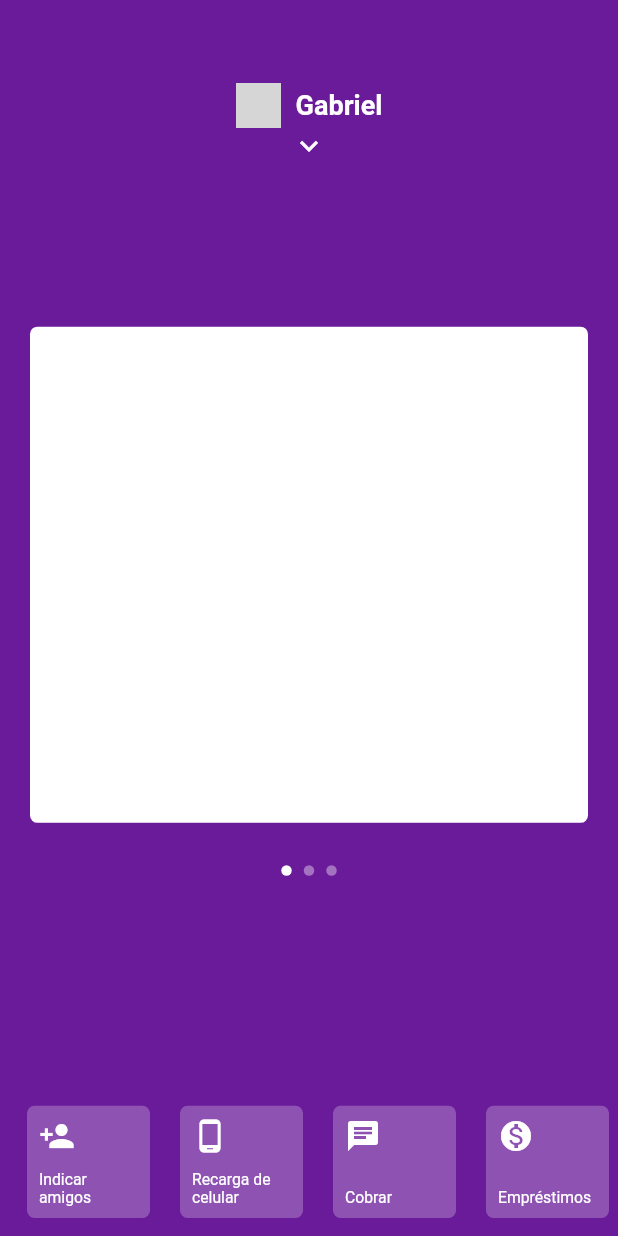
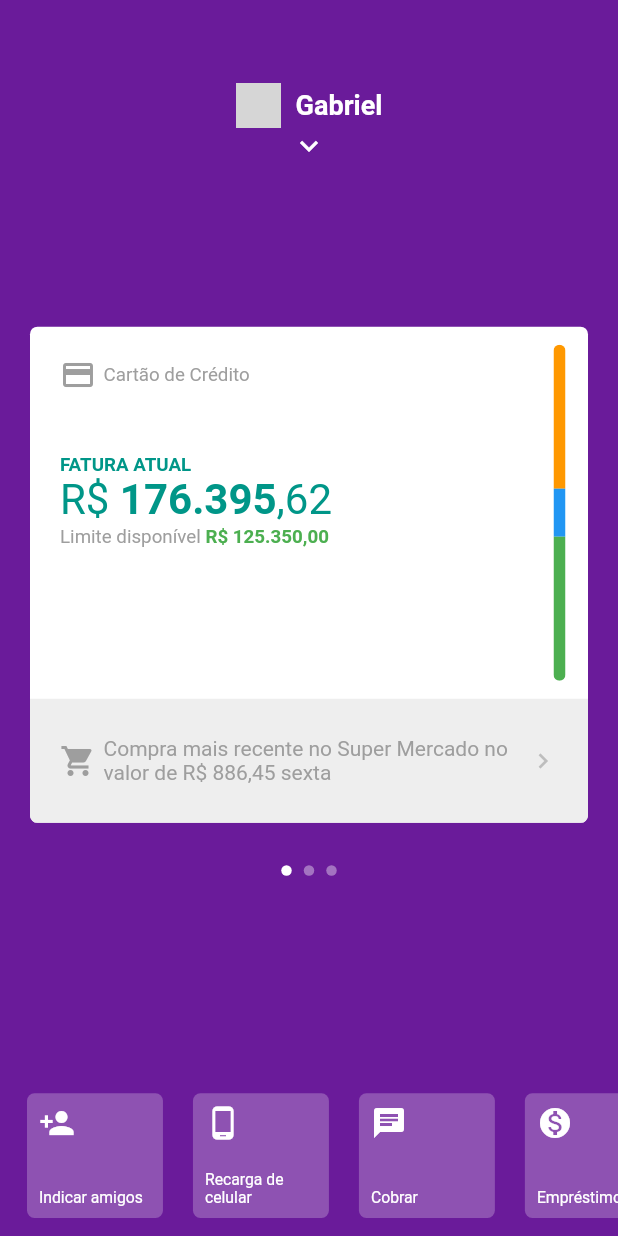
Before and after one commit to gabriel-lucas-sl/Flutter, a Flutter app: the screen it shows after launch, on a phone screen of 412 x 824 dp. Run offline on Flutter 3.47's test engine with Material 2 defaults, Android fonts, the light colour scheme and no system bars; network calls fail; grey boxes are pictures that could not be loaded.

Commit message:
adding first card

```diff
--- a/Projetos/nubank_clone/lib/pages/home/home_page.dart
+++ b/Projetos/nubank_clone/lib/pages/home/home_page.dart
@@ -1,4 +1,5 @@
 import 'package:flutter/material.dart';
+import 'package:nubank_clone/pages/home/widgets/bottom_menu.dart';
 import 'package:nubank_clone/pages/home/widgets/item_menu_bottom.dart';
 import 'package:nubank_clone/pages/home/widgets/menu_app.dart';
 import 'package:nubank_clone/pages/home/widgets/my_app_bar.dart';
@@ -47,6 +48,7 @@ class _HomePageState extends State<HomePage> {
           top: _screenHeight * .20,
           toogleMenu: _showMenu,
         ),
+        BottomMenu(showMenu: _showMenu),
         PageViewApp(
           // !_showMenu ? _screenHeight * .24 : _screenHeight * .75,
           top: _yPosition,
@@ -101,65 +103,6 @@ class _HomePageState extends State<HomePage> {
           currentIndex: _currentIndex,
           toogleMenu: _showMenu,
         ),
-        AnimatedPositioned(
-          duration: const Duration(milliseconds: 200),
-          bottom: !_showMenu ? MediaQuery.of(context).padding.bottom : 0,
-          left: 0,
-          right: 0,
-          height: _screenHeight * .12,
-          child: Padding(
-            padding: const EdgeInsets.only(left: 8),
-            child: AnimatedOpacity(
-              duration: const Duration(milliseconds: 200),
-              opacity: !_showMenu ? 1 : 0,
-              child: ListView(
-                physics: const BouncingScrollPhysics(),
-                scrollDirection: Axis.horizontal,
-                children: const [
-                  ItemMenuBottom(
-                    icon: Icons.person_add,
-                    text: 'Indicar amigos',
-                  ),
-                  ItemMenuBottom(
-                    icon: Icons.phone_android,
-                    text: 'Recarga de celular',
-                  ),
-                  ItemMenuBottom(
-                    icon: Icons.chat,
-                    text: 'Cobrar',
-                  ),
-                  ItemMenuBottom(
-                    icon: Icons.monetization_on,
-                    text: 'Empréstimos',
-                  ),
-                  ItemMenuBottom(
-                    icon: Icons.move_to_inbox,
-                    text: 'Depositar',
-                  ),
-                  ItemMenuBottom(
-                    icon: Icons.mobile_screen_share,
-                    text: 'Transferir',
-                  ),
-                  ItemMenuBottom(
-                    icon: Icons.format_align_center,
-                    text: 'Ajustar limite',
-                  ),
-                  ItemMenuBottom(
-                    icon: Icons.chrome_reader_mode,
-                    text: 'Pagar',
-                  ),
-                  Padding(
-                    padding: EdgeInsets.only(right: 8),
-                    child: ItemMenuBottom(
-                      icon: Icons.lock_open,
-                      text: 'Bloquear cartão',
-                    ),
-                  ),
-                ],
-              ),
-            ),
-          ),
-        )
       ]),
     );
   }
--- /dev/null
+++ b/Projetos/nubank_clone/lib/pages/home/widgets/bottom_menu.dart
@@ -0,0 +1,73 @@
+import 'package:flutter/material.dart';
+import 'package:nubank_clone/pages/home/widgets/item_menu_bottom.dart';
+
+class BottomMenu extends StatelessWidget {
+  final bool showMenu;
+  const BottomMenu({Key? key, required this.showMenu}) : super(key: key);
+
+  @override
+  Widget build(BuildContext context) {
+    return AnimatedPositioned(
+      duration: const Duration(milliseconds: 200),
+      bottom: !showMenu ? MediaQuery.of(context).padding.bottom : 0,
+      left: 0,
+      right: 0,
+      height: MediaQuery.of(context).size.height * .13,
+      child: Padding(
+        padding: const EdgeInsets.only(left: 8),
+        child: IgnorePointer(
+          ignoring: showMenu,
+          child: AnimatedOpacity(
+            duration: const Duration(milliseconds: 200),
+            opacity: !showMenu ? 1 : 0,
+            child: ListView(
+              physics: const BouncingScrollPhysics(),
+              scrollDirection: Axis.horizontal,
+              children: const [
+                ItemMenuBottom(
+                  icon: Icons.person_add,
+                  text: 'Indicar amigos',
+                ),
+                ItemMenuBottom(
+                  icon: Icons.phone_android,
+                  text: 'Recarga de celular',
+                ),
+                ItemMenuBottom(
+                  icon: Icons.chat,
+                  text: 'Cobrar',
+                ),
+                ItemMenuBottom(
+                  icon: Icons.monetization_on,
+                  text: 'Empréstimos',
+                ),
+                ItemMenuBottom(
+                  icon: Icons.move_to_inbox,
+                  text: 'Depositar',
+                ),
+                ItemMenuBottom(
+                  icon: Icons.mobile_screen_share,
+                  text: 'Transferir',
+                ),
+                ItemMenuBottom(
+                  icon: Icons.format_align_center,
+                  text: 'Ajustar limite',
+                ),
+                ItemMenuBottom(
+                  icon: Icons.chrome_reader_mode,
+                  text: 'Pagar',
+                ),
+                Padding(
+                  padding: EdgeInsets.only(right: 8),
+                  child: ItemMenuBottom(
+                    icon: Icons.lock_open,
+                    text: 'Bloquear cartão',
+                  ),
+                ),
+              ],
+            ),
+          ),
+        ),
+      ),
+    );
+  }
+}
--- a/Projetos/nubank_clone/lib/pages/home/widgets/card_app.dart
+++ b/Projetos/nubank_clone/lib/pages/home/widgets/card_app.dart
@@ -1,13 +1,16 @@
 import 'package:flutter/material.dart';
 
 class CardApp extends StatelessWidget {
-  const CardApp({Key? key}) : super(key: key);
+  final Widget child;
+
+  const CardApp({Key? key, required this.child}) : super(key: key);
 
   @override
   Widget build(BuildContext context) {
     return Padding(
       padding: const EdgeInsets.all(20.0),
       child: Container(
+        child: child,
         decoration: BoxDecoration(
           color: Colors.white,
           borderRadius: BorderRadius.circular(5),
--- /dev/null
+++ b/Projetos/nubank_clone/lib/pages/home/widgets/first_card.dart
@@ -0,0 +1,175 @@
+import 'package:flutter/material.dart';
+
+class FirstCard extends StatelessWidget {
+  const FirstCard({Key? key}) : super(key: key);
+
+  @override
+  Widget build(BuildContext context) {
+    return ClipRRect(
+      borderRadius: BorderRadius.circular(5),
+      child: Column(
+        children: [
+          Expanded(
+            flex: 3,
+            child: Row(
+              children: [
+                Expanded(
+                  child: Column(
+                    crossAxisAlignment: CrossAxisAlignment.start,
+                    children: [
+                      Padding(
+                        padding: const EdgeInsets.all(20),
+                        child: Row(
+                          children: const [
+                            Icon(
+                              Icons.credit_card,
+                              color: Colors.grey,
+                            ),
+                            SizedBox(width: 5),
+                            Text(
+                              'Cartão de Crédito',
+                              style: TextStyle(
+                                color: Colors.grey,
+                                fontSize: 12.5,
+                              ),
+                            ),
+                          ],
+                        ),
+                      ),
+                      Padding(
+                        padding: const EdgeInsets.only(
+                          left: 20,
+                          top: 20,
+                          bottom: 20,
+                        ),
+                        child: SizedBox(
+                          width: double.infinity,
+                          child: Column(
+                            crossAxisAlignment: CrossAxisAlignment.start,
+                            children: const [
+                              Text(
+                                'FATURA ATUAL',
+                                textAlign: TextAlign.start,
+                                style: TextStyle(
+                                  color: Colors.teal,
+                                  fontSize: 12.5,
+                                  fontWeight: FontWeight.bold,
+                                ),
+                              ),
+                              Text.rich(
+                                TextSpan(
+                                  text: 'R\$ ',
+                                  children: [
+                                    TextSpan(
+                                        text: '176.395',
+                                        style: TextStyle(
+                                          fontWeight: FontWeight.bold,
+                                        )),
+                                    TextSpan(text: ',62'),
+                                  ],
+                                ),
+                                textAlign: TextAlign.start,
+                                style: TextStyle(
+                                  color: Colors.teal,
+                                  fontSize: 28,
+                                ),
+                              ),
+                              Text.rich(
+                                TextSpan(
+                                  text: 'Limite disponível',
+                                  children: [
+                                    TextSpan(
+                                        text: ' R\$ 125.350,00',
+                                        style: TextStyle(
+                                          color: Colors.green,
+                                          fontWeight: FontWeight.bold,
+                                        )),
+                                  ],
+                                ),
+                                textAlign: TextAlign.start,
+                                style: TextStyle(
+                                  color: Colors.grey,
+                                  fontSize: 12.5,
+                                ),
+                              ),
+                            ],
+                          ),
+                        ),
+                      )
+                    ],
+                  ),
+                ),
+                Padding(
+                  padding: const EdgeInsets.only(
+                      top: 12, bottom: 12, left: 10, right: 15),
+                  child: ClipRRect(
+                    borderRadius: BorderRadius.circular(5),
+                    child: Container(
+                      width: 8,
+                      decoration: BoxDecoration(
+                          // color: Colors.teal,
+                          borderRadius: BorderRadius.circular(5)),
+                      child: Column(
+                        children: [
+                          Expanded(
+                            flex: 3,
+                            child: Container(
+                              color: Colors.orange,
+                            ),
+                          ),
+                          Expanded(
+                            flex: 1,
+                            child: Container(
+                              color: Colors.blue,
+                            ),
+                          ),
+                          Expanded(
+                            flex: 3,
+                            child: Container(
+                              color: Colors.green,
+                            ),
+                          ),
+                        ],
+                      ),
+                    ),
+                  ),
+                )
+              ],
+            ),
+          ),
+          Expanded(
+              flex: 1,
+              child: Container(
+                color: Colors.grey[200],
+                child: Padding(
+                  padding: const EdgeInsets.all(20),
+                  child: Row(
+                    mainAxisAlignment: MainAxisAlignment.spaceBetween,
+                    children: [
+                      const Icon(
+                        Icons.shopping_cart,
+                        color: Colors.grey,
+                      ),
+                      const SizedBox(width: 5),
+                      const Flexible(
+                        child: Text(
+                          'Compra mais recente no Super Mercado no valor de R\$ 886,45 sexta',
+                          style: TextStyle(
+                            color: Colors.grey,
+                          ),
+                        ),
+                      ),
+                      Icon(
+                        Icons.chevron_right,
+                        color: Colors.grey[400],
+                        size: 20,
+                      ),
+                    ],
+                  ),
+                ),
+              )),
+        ],
+      ),
+    );
+  }
+}
--- a/Projetos/nubank_clone/lib/pages/home/widgets/item_menu_bottom.dart
+++ b/Projetos/nubank_clone/lib/pages/home/widgets/item_menu_bottom.dart
@@ -12,7 +12,7 @@ class ItemMenuBottom extends StatelessWidget {
     return Padding(
       padding: const EdgeInsets.symmetric(horizontal: 10, vertical: 12),
       child: Container(
-        width: 82,
+        width: MediaQuery.of(context).size.width * 0.22,
         decoration: BoxDecoration(
           borderRadius: BorderRadius.circular(5),
           color: Colors.white24,
--- a/Projetos/nubank_clone/lib/pages/home/widgets/page_view_app.dart
+++ b/Projetos/nubank_clone/lib/pages/home/widgets/page_view_app.dart
@@ -1,5 +1,6 @@
 import 'package:flutter/material.dart';
 import 'package:nubank_clone/pages/home/widgets/card_app.dart';
+import 'package:nubank_clone/pages/home/widgets/first_card.dart';
 
 class PageViewApp extends StatelessWidget {
   final double? top;
@@ -18,7 +19,7 @@ class PageViewApp extends StatelessWidget {
   @override
   Widget build(BuildContext context) {
     return AnimatedPositioned(
-      duration: const Duration(milliseconds: 180),
+      duration: const Duration(milliseconds: 250),
       curve: Curves.easeOut,
       top: top,
       height: MediaQuery.of(context).size.height * .45,
@@ -32,9 +33,15 @@ class PageViewApp extends StatelessWidget {
               ? const NeverScrollableScrollPhysics()
               : const BouncingScrollPhysics(),
           children: const [
-            CardApp(),
-            CardApp(),
-            CardApp(),
+            CardApp(
+              child: FirstCard(),
+            ),
+            CardApp(
+              child: FirstCard(),
+            ),
+            CardApp(
+              child: FirstCard(),
+            ),
           ],
         ),
       ),
```
